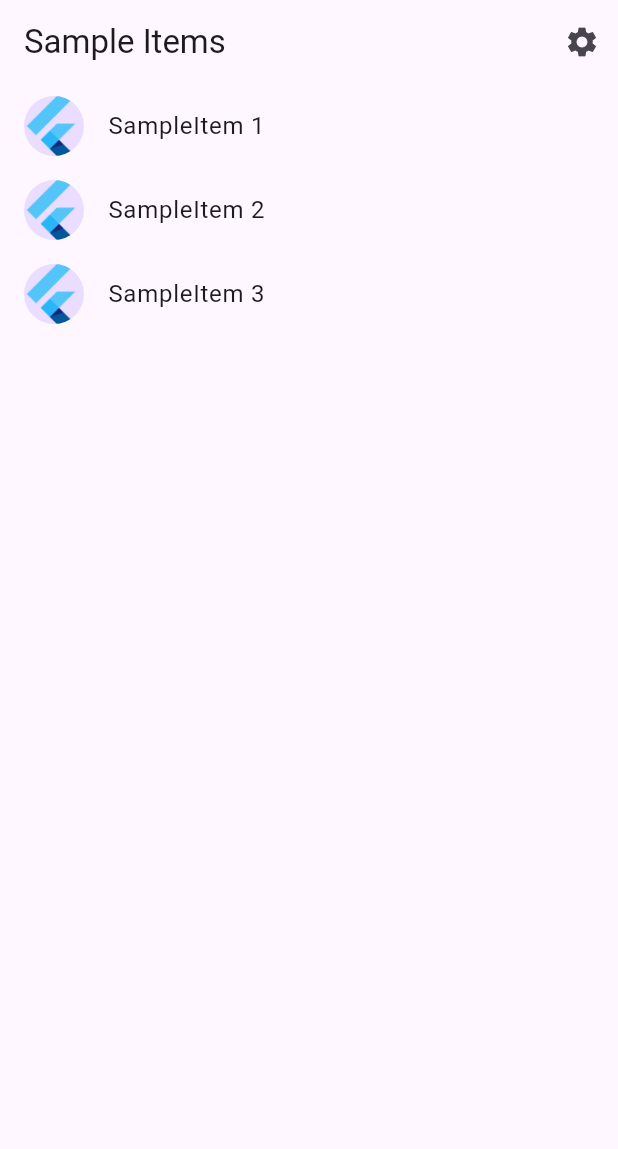
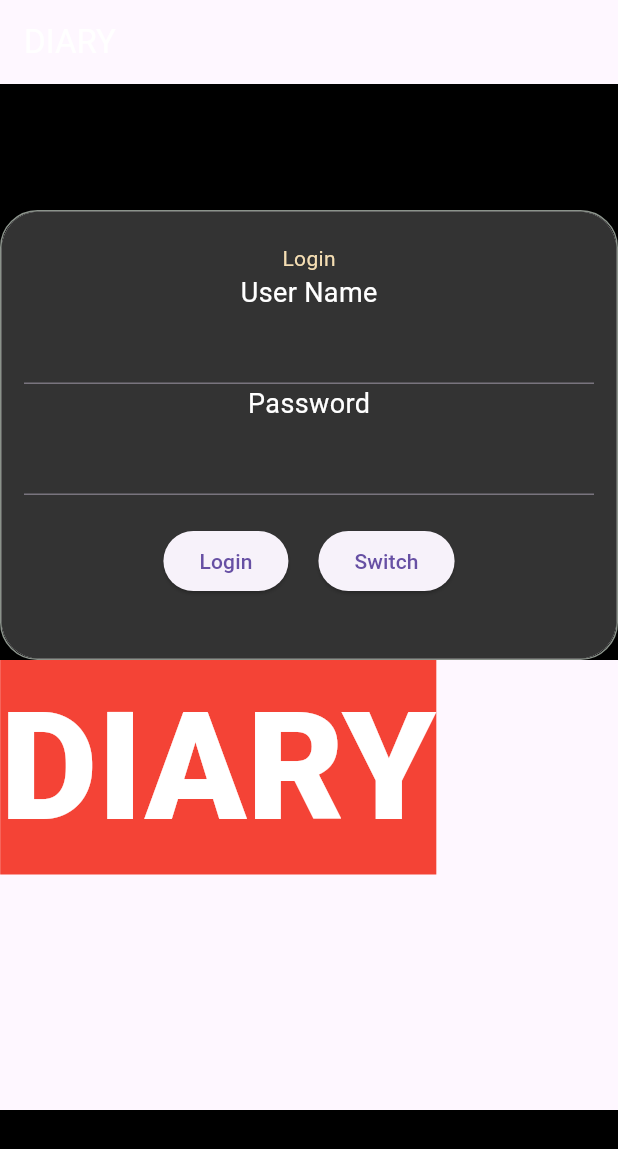
Before and after one commit to Ryuytyuu-Greseven/diary_flutter, a Flutter app: the screen it shows after launch, on a phone screen of 412 x 824 dp. Shown: the top 1149 px of the screen. Run offline on Flutter 3.47's test engine with Material 3 defaults, Android fonts, the phone set to English and light mode, and no system bars; missing offline and left inert: encrypt; generated files the repository leaves out were written again.

Commit message:
added login component and apis.

```diff
--- /dev/null
+++ b/lib/src/api_services/api_settings.dart
@@ -0,0 +1,90 @@
+import 'package:http/http.dart' as http;
+import 'dart:convert';
+import 'dart:typed_data';
+import 'package:crypto/crypto.dart';
+import 'package:encrypt/encrypt.dart';
+
+class ApiSettings {
+  static const globalUrl = 'http://localhost:1999';
+  static const enckey =
+      r'#^&*NA#T)%!UR&E&*RY&$UYT/;YU^&U$@#NEXUS(SOCIAL$%KEY&)mindplay#%*^&@$89SPACE@#$93223%^&*(^';
+
+  static const Map<String, String> apis = {
+    'LOGIN_USER': '$globalUrl/users/login',
+    'SIGNUP_USER': '$globalUrl/users/signup',
+    'VERIFY_USER': '$globalUrl/users/verify',
+    'RESEND_OTP': '$globalUrl/users/resend_otp',
+
+    'FETCH_USER_DETAILS': '$globalUrl/user/details',
+    'CREATE_DAIRY': '$globalUrl/users/create',
+    'FETCH_SELF_DAIRIES': '$globalUrl/users/self-dairies',
+    'FETCH_DAIRY_DETAILS': '$globalUrl/users/dairy-details',
+    'SAVE_PAGE': '$globalUrl/users/save-page',
+    'DAIRY_PAGES': '$globalUrl/users/pages',
+
+    // password reset
+    'REQUEST_PASS_RESET': '$globalUrl/users/pass_reset',
+  };
+
+  requestServer(body, String url) async {
+    try {
+      print('In Request');
+      // encrypt data
+      final encData = {'stinky': encrypt(body)};
+
+      final response = await http.post(Uri.parse(url), body: encData);
+
+      // Check if the request was successful (status code 200)
+      if (response.statusCode == 200) {
+        print('Response body: ${response.body}');
+      } else {
+        // Handle error scenarios
+        print('Request failed with status: ${response.statusCode}');
+      }
+    } catch (error) {
+      // Handle network errors
+      print('Error is: $error');
+    }
+  }
+
+  encrypt(dataToEncrypt) {
+    try {
+      if (enckey.isNotEmpty) {
+        final iv = IV.fromLength(16);
+        final key = Key.fromUtf8(enckey);
+        final plainText = jsonEncode(dataToEncrypt);
+        final encrypter = Encrypter(AES(key));
+        try {
+          print('In Enc ${dataToEncrypt} ${plainText}');
+          final encryptedText = encrypter.encrypt('test', iv: iv);
+        } catch (e) {
+          print('Exception ${e}');
+        }
+        final encryptedText = encrypter.encrypt('test');
+        print('\n\nEncoded String ${encryptedText.toString()}');
+        print('Decrypted data ${decrypt(encryptedText.toString())}');
+        return encryptedText.toString();
+      }
+    } catch (error) {
+      return;
+    }
+  }
+
+  // decrypt data using nodejs crypto module
+  decrypt(String dataToDecrypt) {
+    try {
+      print('In DEnc ${dataToDecrypt}');
+
+      final key = Key.fromUtf8(enckey);
+      final encrypter = Encrypter(AES(key));
+      final encryptedData = Encrypted.fromUtf8(dataToDecrypt);
+      final decrypted = encrypter.decrypt(encryptedData);
+      final decryptedText = jsonDecode(decrypted);
+
+      print('\n\nDecoded String ${decryptedText}');
+      return decryptedText;
+    } catch (error) {
+      return false;
+    }
+  }
+}
--- a/lib/src/localization/app_en.arb
+++ b/lib/src/localization/app_en.arb
@@ -1,5 +1,5 @@
 {
-  "appTitle": "diary_flutter",
+  "appTitle": "Diary",
   "@appTitle": {
     "description": "The title of the application"
   }
--- /dev/null
+++ b/lib/src/login/login_form.dart
@@ -0,0 +1,141 @@
+import 'package:diary/src/api_services/api_service.dart';
+import 'package:diary/src/api_services/api_settings.dart';
+import 'package:flutter/material.dart';
+
+class LoginComponent extends StatelessWidget {
+  final Map<String, TextStyle> loginStyles = {
+    'loginLabel': const TextStyle(
+        fontSize: 18.0, color: Color.fromARGB(255, 255, 255, 255)),
+    'errorLabel': const TextStyle(
+        fontSize: 16.0, color: Color.fromARGB(255, 247, 118, 118)),
+    // Add other named text styles as needed
+  };
+
+  @override
+  Widget build(BuildContext context) {
+    return MaterialApp(
+      theme: ThemeData(
+        // No direct named parameters in textTheme, so defining a custom map of styles
+        // This custom map can be used throughout the app
+        brightness: Brightness.light,
+        textTheme: const TextTheme(
+            // Define default text styles if needed
+            ),
+      ),
+      home: LoginForm(loginStylesHelper: loginStyles),
+    );
+  }
+}
+
+class LoginForm extends StatelessWidget {
+  LoginForm({required this.loginStylesHelper});
+
+  static const wheatColor = Color(0xFFf5deb3);
+  static const loginCardCol = Color.fromARGB(255, 51, 51, 51);
+
+  final Map<String, TextStyle> loginStylesHelper;
+
+  // api services
+  final apiService = ApiService();
+
+  @override
+  Widget build(BuildContext context) {
+    return Scaffold(
+        // appBar: AppBar(
+        //   title: Text('Login'),
+        // ),
+        body: Container(
+      color: loginCardCol,
+      padding: EdgeInsets.all(15),
+      child: Center(
+        child: Column(
+          mainAxisAlignment: MainAxisAlignment.center,
+          children: [
+            const Text(
+              'Login',
+              style: TextStyle(color: wheatColor),
+            ),
+            Text(
+              'User Name',
+              style: loginStylesHelper['loginLabel'],
+            ),
+            TextFormField(
+                // decoration: InputDecoration(
+                //     labelText: 'Email',
+                //     labelStyle: TextStyle(
+                //       color: Colors.white,
+                //     )),
+                ),
+            Text(
+              'Password',
+              style: loginStylesHelper['loginLabel'],
+            ),
+            TextFormField(
+              style: TextStyle(color: Colors.white),
+              // decoration: InputDecoration(
+              //     labelText: 'Password',
+              //     labelStyle: TextStyle(
+              //       color: Colors.white,
+              //     )),
+              obscureText: true,
+            ),
+            Center(
+              child: Padding(
+                  padding: EdgeInsets.all(20),
+                  child: Column(
+                    mainAxisAlignment: MainAxisAlignment.center,
+                    children: [
+                      Row(
+                        mainAxisAlignment: MainAxisAlignment.center,
+                        children: [
+                          ElevatedButton(
+                            onPressed: () {
+                              print('Clicked');
+                              this.apiService.login({'body': 'test'});
+                            },
+                            child: const Text('Login'),
+                          ),
+                          const SizedBox(width: 20),
+                          ElevatedButton(
+                            onPressed: () {
+                              // Implement login logic here
+                            },
+                            child: const Text('Switch'),
+                          ),
+                        ],
+                      ),
+                    ],
+                  )),
+            ),
+          ],
+        ),
+      ),
+    ));
+  }
+}
+
+// class LoginScreen extends StatelessWidget {
+//   @override
+//   Widget build(BuildContext context) {
+//     return Center(
+//       child: Column(
+//         mainAxisAlignment: MainAxisAlignment.center,
+//         children: [
+//           TextFormField(
+//             decoration: InputDecoration(labelText: 'Email'),
+//           ),
+//           TextFormField(
+//             decoration: InputDecoration(labelText: 'Password'),
+//             obscureText: true,
+//           ),
+//           ElevatedButton(
+//             onPressed: () {
+//               // Implement login logic
+//             },
+//             child: Text('Login'),
+//           ),
+//         ],
+//       ),
+//     );
+//   }
+// }
--- /dev/null
+++ b/lib/src/login/login_logo.dart
@@ -0,0 +1,22 @@
+import 'package:flutter/material.dart';
+
+class LoginLogo extends StatelessWidget {
+  const LoginLogo({Key? key}) : super(key: key);
+
+  static const fontColor = Colors.white;
+  static const fontSize = 25;
+
+  @override
+  Widget build(BuildContext context) {
+    return Scaffold(
+      body: const Text(
+        'DIARY',
+        style: TextStyle(
+            color: fontColor,
+            backgroundColor: Colors.red,
+            fontSize: 100,
+            fontWeight: FontWeight.w800),
+      ),
+    );
+  }
+}
--- /dev/null
+++ b/lib/src/login/login_view.dart
@@ -0,0 +1,54 @@
+import 'package:diary/src/login/login_form.dart';
+import 'package:diary/src/login/login_logo.dart';
+import 'package:flutter/material.dart';
+
+class LoginScreen extends StatelessWidget {
+  const LoginScreen({super.key});
+
+  static const routeName = '/login';
+
+  @override
+  Widget build(BuildContext context) {
+    return Scaffold(
+        appBar: AppBar(
+          title: const Text(
+            'DIARY',
+            style: TextStyle(
+              // backgroundColor: Colors.black,
+              color: Color.fromARGB(255, 255, 255, 255),
+              // backgroundColor: Colors.black
+            ),
+          ),
+        ),
+        body: Container(
+            color: Colors.black,
+            child: Center(
+              child: Column(
+                mainAxisAlignment: MainAxisAlignment.center,
+                children: [
+                  Container(
+                    height: 300,
+                    child: Container(
+                      // color: Colors.red,
+                      height: 150,
+                      // padding: EdgeInsets.all(0),
+                      decoration: BoxDecoration(
+                        border: Border.all(
+                            color: Color.fromRGBO(139, 147, 139, 1), width: 1),
+                        borderRadius: BorderRadius.circular(25.0),
+                      ),
+                      child: ClipRRect(
+                        borderRadius: BorderRadius.circular(25),
+                        child: LoginComponent(),
+                      ),
+                    ),
+                  ),
+                  Container(
+                      height: 300,
+                      color: Color.fromARGB(255, 255, 255, 255),
+                      child: LoginLogo())
+                ],
+              ),
+            )));
+  }
+}
--- a/lib/src/sample_feature/sample_item.dart
+++ b/lib/src/sample_feature/sample_item.dart
@@ -1,6 +1,7 @@
 /// A placeholder class that represents an entity or model.
 class SampleItem {
-  const SampleItem(this.id);
+  const SampleItem(this.id, this.title /*  */);
 
   final int id;
+  final String title;
 }
--- a/lib/src/sample_feature/sample_item_details_view.dart
+++ b/lib/src/sample_feature/sample_item_details_view.dart
@@ -5,12 +5,13 @@ class SampleItemDetailsView extends StatelessWidget {
   const SampleItemDetailsView({super.key});
 
   static const routeName = '/sample_item';
+  static const bookTitle = 'Los Santos';
 
   @override
   Widget build(BuildContext context) {
     return Scaffold(
       appBar: AppBar(
-        title: const Text('Item Details'),
+        title: const Text(bookTitle),
       ),
       body: const Center(
         child: Text('More Information Here'),
--- a/lib/src/settings/settings_service.dart
+++ b/lib/src/settings/settings_service.dart
@@ -7,7 +7,8 @@ import 'package:flutter/material.dart';
 /// you'd like to store settings on a web server, use the http package.
 class SettingsService {
   /// Loads the User's preferred ThemeMode from local or remote storage.
-  Future<ThemeMode> themeMode() async => ThemeMode.system;
+  /// dark theme loaded manualy
+  Future<ThemeMode> themeMode() async => ThemeMode.light;
 
   /// Persists the user's preferred ThemeMode to local or remote storage.
   Future<void> updateThemeMode(ThemeMode theme) async {
```
Also changed, not shown: lib/src/api_services/api_service.dart (added, +64 -0 lines), lib/src/app.dart (+5 -2 lines), lib/src/login/login_service.dart (added, +23 -0 lines), lib/src/sample_feature/sample_item_list_view.dart (+24 -6 lines), lib/src/settings/settings_view.dart (+6 -1 lines), pubspec.yaml (+6 -3 lines), 1 other file.
